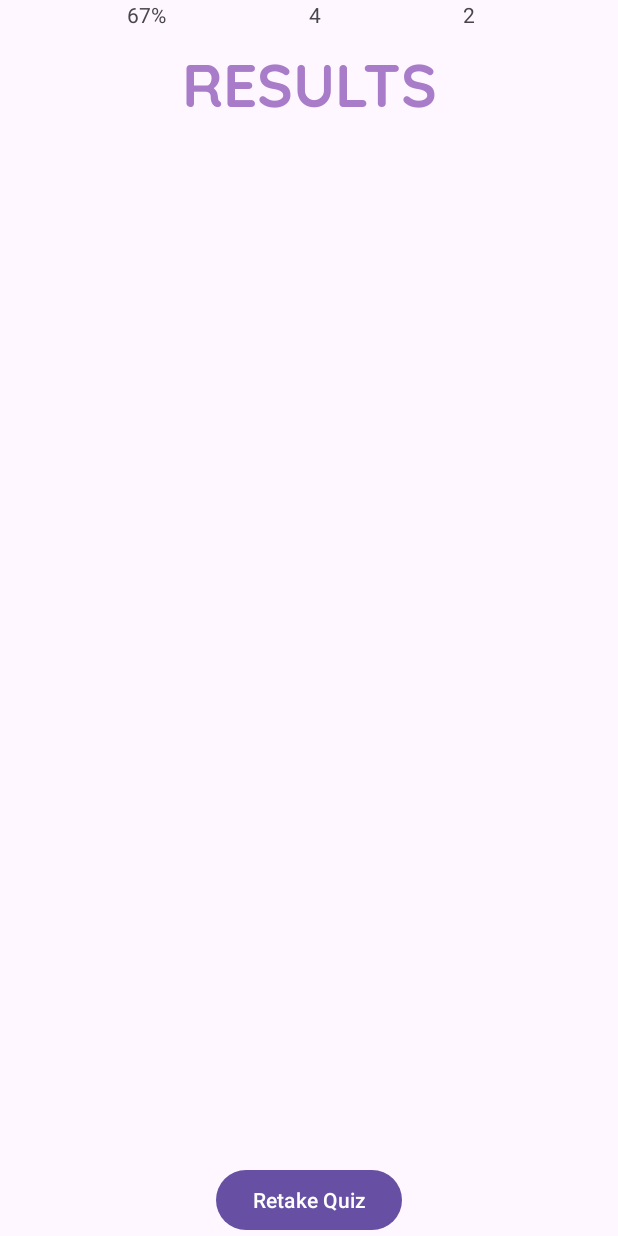
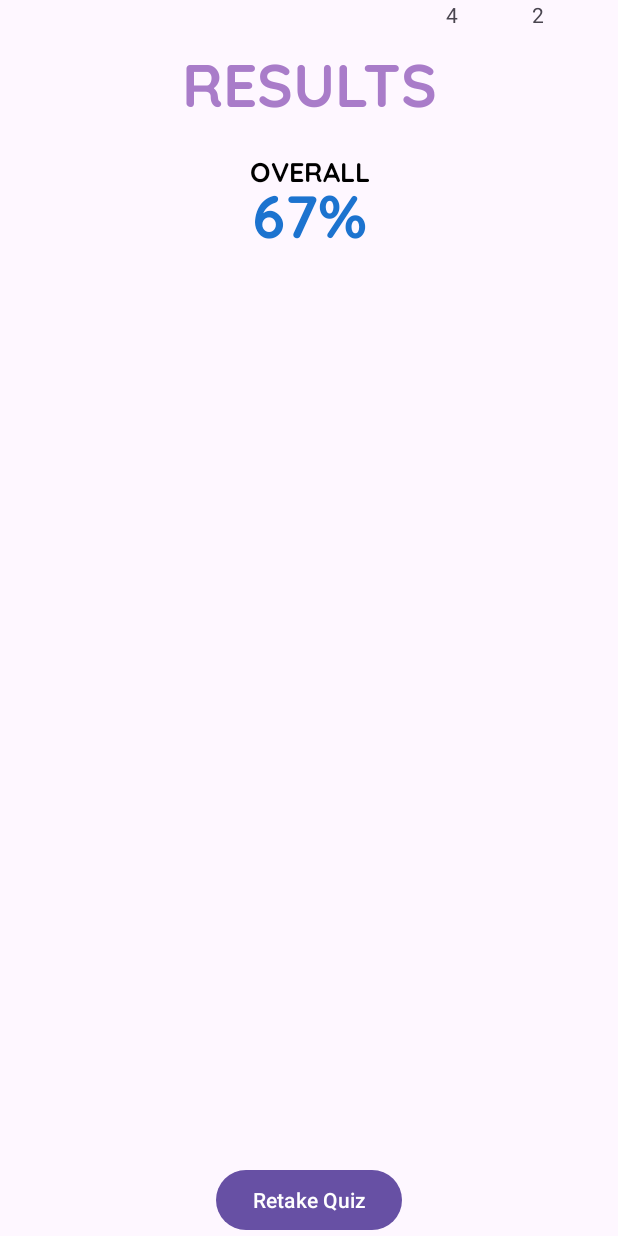
Before and after one commit to florscolari/TECH4300A2, an Android app: the SecondActivity screen opened directly, with no data from a screen before it, on a phone screen of 412 x 824 dp. Run offline under Robolectric (Android 15) with nearby library versions, the phone set to English and light mode, and no system bars.

Commit message:
Overall section added

```diff
--- a/app/src/main/java/au/edu/kbs/mobiledevelopment/tech4300a2/SecondActivity.kt
+++ b/app/src/main/java/au/edu/kbs/mobiledevelopment/tech4300a2/SecondActivity.kt
@@ -128,7 +128,7 @@ class SecondActivity : AppCompatActivity() {
         val percentage: Double = totalScore.toDouble() / totalQuestions.toDouble() * 100
 
         // Assigning data to UI elements to be displayed on Main Activity
-        val textResult = findViewById<TextView>(R.id.result)
+        val textResult = findViewById<TextView>(R.id.totalScore)
         textResult.text = q1Result
         score.text = String.format(Locale.ROOT, "%.0f%%", percentage)
         marksContent.text = marks.toString()
--- a/app/src/main/res/layout/activity_second.xml
+++ b/app/src/main/res/layout/activity_second.xml
@@ -19,20 +19,30 @@
         app:layout_constraintTop_toTopOf="parent"
         android:text="@string/resultTitle" />
 
+    <!-- Overall Label -->
+    <TextView
+        android:id="@+id/scoreOverallLabel"
+        android:layout_width="wrap_content"
+        android:layout_height="wrap_content"
+        style="@style/label"
+        android:text="@string/scoreOverallLabel"
+        app:layout_constraintEnd_toEndOf="parent"
+        app:layout_constraintStart_toStartOf="parent"
+        android:layout_marginTop="16dp"
+        app:layout_constraintTop_toBottomOf="@id/resultTitle" />
 
-
+    <!-- Overall Value -->
     <TextView
         android:id="@+id/totalScore"
+        style="@style/totalScore"
         android:layout_width="wrap_content"
         android:layout_height="wrap_content"
-        android:text="Score"
-        app:layout_constraintBottom_toTopOf="@+id/textView3"
+        android:text="@string/totalScore"
+        android:layout_marginTop="-16dp"
         app:layout_constraintEnd_toEndOf="parent"
-        app:layout_constraintHorizontal_bias="0.219"
         app:layout_constraintStart_toStartOf="parent"
-        app:layout_constraintTop_toTopOf="parent"
-        app:layout_constraintVertical_bias="0.137"
-        tools:ignore="MissingConstraints" />
+        app:layout_constraintTop_toBottomOf="@id/scoreOverallLabel"
+        />
 
     <TextView
         android:id="@+id/marks"
--- a/app/src/main/res/values/strings.xml
+++ b/app/src/main/res/values/strings.xml
@@ -71,6 +71,13 @@
 
     <!-- Second Activity -->
     <string name="resultTitle">Results</string>
+    <string name="scoreOverallLabel">Overall</string>
+    <string name="totalScore">-</string>
+
+
+
     <string name="retakeQuiz">Retake Quiz</string>
 
+
+
 </resources>
--- a/app/src/main/res/values/themes.xml
+++ b/app/src/main/res/values/themes.xml
@@ -16,6 +16,29 @@
         <item name="android:paddingHorizontal">3dp</item>
         <item name="android:fontFamily">@font/quicksand_bold</item>
     </style>
+
+    <!-- Second Act Label -->
+    <style name="label">
+        <item name="android:textSize">18sp</item>
+        <item name="android:textAllCaps">true</item>
+        <item name="android:gravity">center</item>
+        <item name="android:textColor">@color/black</item>
+        <item name="android:paddingHorizontal">3dp</item>
+        <item name="android:fontFamily">@font/quicksand_bold</item>
+    </style>
+
+    <!-- Overall Score -->
+    <style name="totalScore">
+        <item name="android:textSize">40sp</item>
+        <item name="android:textAllCaps">true</item>
+        <item name="android:gravity">center</item>
+        <item name="android:textColor">@color/colorBlue</item>
+        <item name="android:paddingHorizontal">3dp</item>
+        <item name="android:fontFamily">@font/quicksand_bold</item>
+    </style>
+
+
+
 
     <style name="heading1">
         <item name="android:textSize">26sp</item>
```
